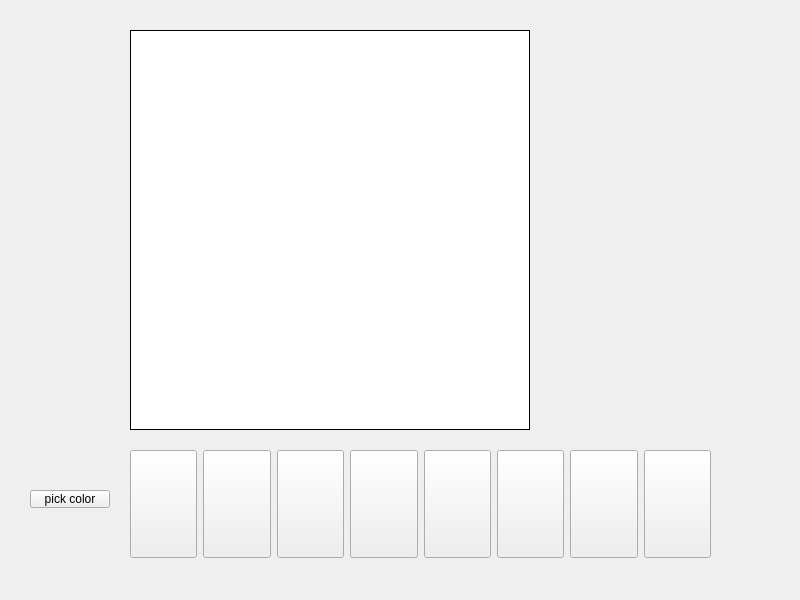
This is mainwindow.ui in ElijahTolton/SpriteSmith as Qt 5 draws it before an edit. The edited form follows.
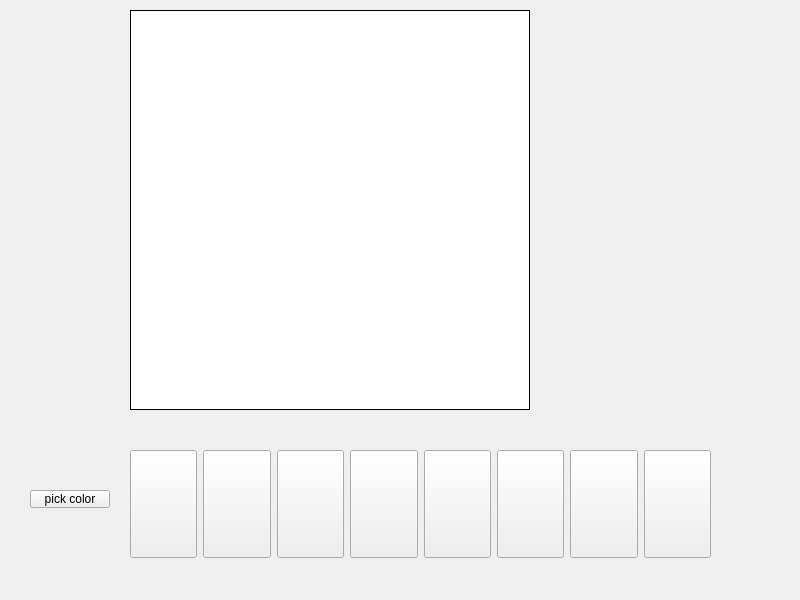
This is the edited form. Custom widgets are drawn as their Qt base class.

Patch:
```diff
--- a/mainwindow.ui
+++ b/mainwindow.ui
@@ -158,7 +158,7 @@
     <property name="geometry">
      <rect>
       <x>130</x>
-      <y>30</y>
+      <y>10</y>
       <width>400</width>
       <height>400</height>
      </rect>
@@ -182,7 +182,13 @@
      <enum>Qt::ScrollBarPolicy::ScrollBarAlwaysOff</enum>
     </property>
     <property name="sizeAdjustPolicy">
-     <enum>QAbstractScrollArea::SizeAdjustPolicy::AdjustToContentsOnFirstShow</enum>
+     <enum>QAbstractScrollArea::SizeAdjustPolicy::AdjustToContents</enum>
+    </property>
+    <property name="autoScroll">
+     <bool>true</bool>
+    </property>
+    <property name="autoScrollMargin">
+     <number>16</number>
     </property>
     <property name="editTriggers">
      <set>QAbstractItemView::EditTrigger::NoEditTriggers</set>
@@ -199,6 +205,9 @@
     <attribute name="verticalHeaderVisible">
      <bool>false</bool>
     </attribute>
+    <attribute name="verticalHeaderMinimumSectionSize">
+     <number>14</number>
+    </attribute>
    </widget>
    <widget class="QPushButton" name="colorPicker">
     <property name="geometry">
```
